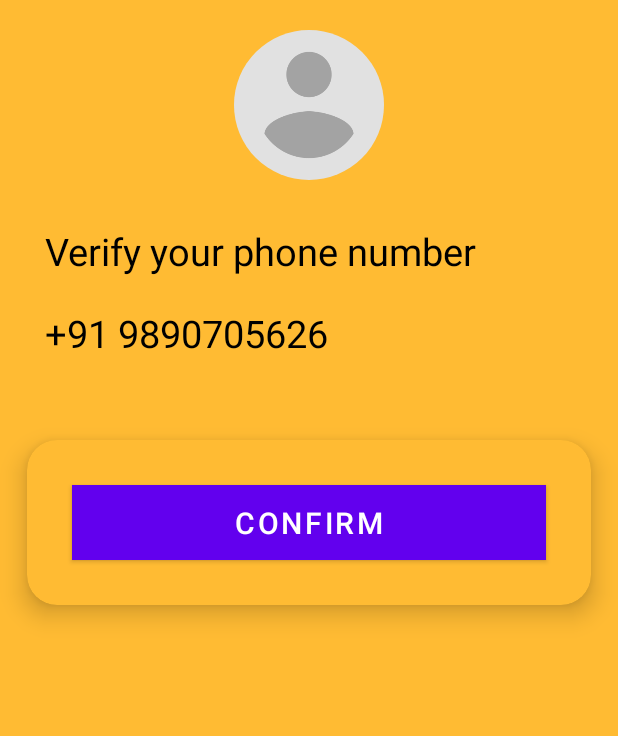
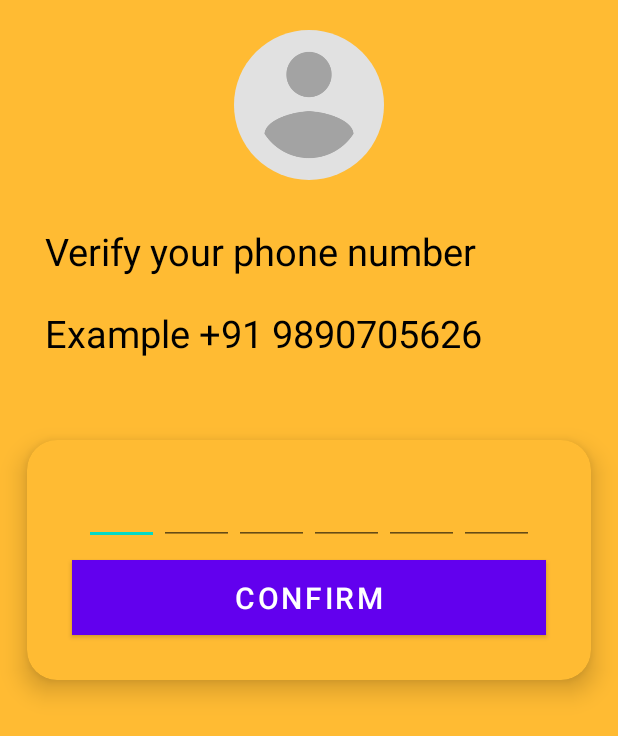
Before and after one commit to Ankit451-hash/TelecastApp, an Android app: the layout activity_otp.xml on its own in the app's theme, with its tools: preview values and no code run, on a phone screen of 412 x 824 dp. Shown: the top 736 px of the screen. Run offline under Robolectric (Android 15) with nearby library versions, the phone set to English and light mode, and no system bars.

Commit message:
[Commit] Added Implementation for Otp activity.

```diff
--- a/app/src/main/AndroidManifest.xml
+++ b/app/src/main/AndroidManifest.xml
@@ -11,6 +11,7 @@
         android:theme="@style/Theme.TelecastApp">
         <activity
             android:name=".OtpActivity"
+            android:theme="@style/Theme.MaterialComponents.DayNight.NoActionBar"
             android:exported="false" />
         <activity
             android:name=".LoginActivity"
--- a/app/src/main/res/layout/activity_otp.xml
+++ b/app/src/main/res/layout/activity_otp.xml
@@ -35,7 +35,7 @@
         android:padding="10dp"
         android:layout_marginLeft="20dp"
         android:layout_marginBottom="20dp"
-        android:text="+91 9890705626"
+        android:text="Example +91 9890705626"
         android:gravity="start"
         android:textColor="@color/black"
         android:textSize="25sp" />
@@ -61,6 +61,68 @@
             android:padding="10dp"
             android:orientation="vertical">
 
+            <LinearLayout
+                android:layout_width="wrap_content"
+                android:layout_height="wrap_content"
+                android:layout_gravity="center"
+                android:orientation="horizontal">
+
+                <EditText
+                    android:id="@+id/edit_otp1"
+                    android:layout_width="50dp"
+                    android:layout_height="50dp"
+                    android:maxLength="1"
+                    android:gravity="center"
+                    android:textCursorDrawable="@color/black"
+                    android:inputType="number" />
+
+                <EditText
+                    android:id="@+id/edit_otp2"
+                    android:layout_width="50dp"
+                    android:layout_height="50dp"
+                    android:maxLength="1"
+                    android:gravity="center"
+                    android:textCursorDrawable="@color/black"
+                    android:inputType="number" />
+
+                <EditText
+                    android:id="@+id/edit_otp3"
+                    android:layout_width="50dp"
+                    android:layout_height="50dp"
+                    android:maxLength="1"
+                    android:gravity="center"
+                    android:textCursorDrawable="@color/black"
+                    android:inputType="number" />
+
+                <EditText
+                    android:id="@+id/edit_otp4"
+                    android:layout_width="50dp"
+                    android:layout_height="50dp"
+                    android:maxLength="1"
+                    android:gravity="center"
+                    android:textCursorDrawable="@color/black"
+                    android:inputType="number" />
+
+                <EditText
+                    android:id="@+id/edit_otp5"
+                    android:layout_width="50dp"
+                    android:layout_height="50dp"
+                    android:maxLength="1"
+                    android:gravity="center"
+                    android:textCursorDrawable="@color/black"
+                    android:inputType="number" />
+
+                <EditText
+                    android:id="@+id/edit_otp6"
+                    android:layout_width="50dp"
+                    android:layout_height="50dp"
+                    android:maxLength="1"
+                    android:gravity="center"
+                    android:textCursorDrawable="@color/black"
+                    android:inputType="number" />
+
+            </LinearLayout>
+
             <Button
                 android:id="@+id/btn_confirm"
                 android:layout_width="match_parent"
@@ -72,6 +134,15 @@
                 android:layout_gravity="center"
                 android:text="@string/confirm"/>
 
+            <ProgressBar
+                android:id="@+id/SHOW_PROGRESS"
+                android:progress="@integer/material_motion_duration_medium_1"
+                android:layout_width="60dp"
+                android:layout_height="60dp"
+                android:progressDrawable="@mipmap/ic_launcher"
+                android:visibility="gone"
+                android:layout_gravity="center"/>
+
         </LinearLayout>
 
     </androidx.cardview.widget.CardView>
```
Also changed, not shown: app/src/main/java/com/example/telecastapp/LoginActivity.java (+6 -1 lines), app/src/main/java/com/example/telecastapp/OtpActivity.java (+50 -0 lines), app/src/main/res/layout/activity_login.xml (+10 -0 lines).
